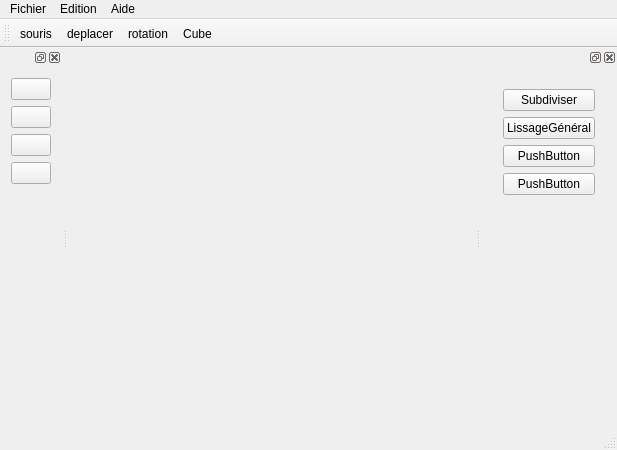
slvrgauthier/OpenSculpt, file src/gui/mainWindow.ui: the form before one commit.
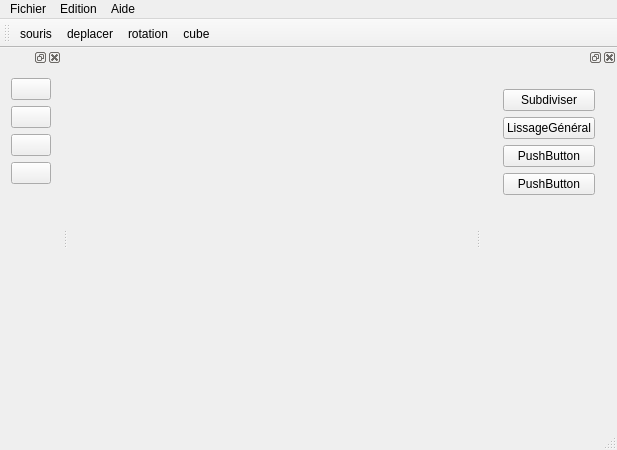
The form after the commit. Icons and pictures are not drawn. Custom widgets are drawn as their Qt base class.

Commit message: test sur le bouton cube ( a revoir)

```diff
--- a/src/gui/mainWindow.ui
+++ b/src/gui/mainWindow.ui
@@ -79,7 +79,7 @@
    <addaction name="mouse"/>
    <addaction name="actionMove"/>
    <addaction name="actionRotation"/>
-   <addaction name="Cube"/>
+   <addaction name="actionCube"/>
   </widget>
   <widget class="QStatusBar" name="statusBar"/>
   <widget class="QDockWidget" name="dockWidgetWindow">
@@ -294,7 +294,7 @@
     <string>A propos</string>
    </property>
   </action>
-  <action name="Cube">
+  <action name="actionCube">
    <property name="checkable">
     <bool>true</bool>
    </property>
@@ -303,10 +303,7 @@
      <normaloff>:/icons/cube.png</normaloff>:/icons/cube.png</iconset>
    </property>
    <property name="text">
-    <string>Cube</string>
-   </property>
-   <property name="toolTip">
-    <string>Création du Cube</string>
+    <string>cube</string>
    </property>
   </action>
  </widget>
```
The commit also changes 6 other files.
